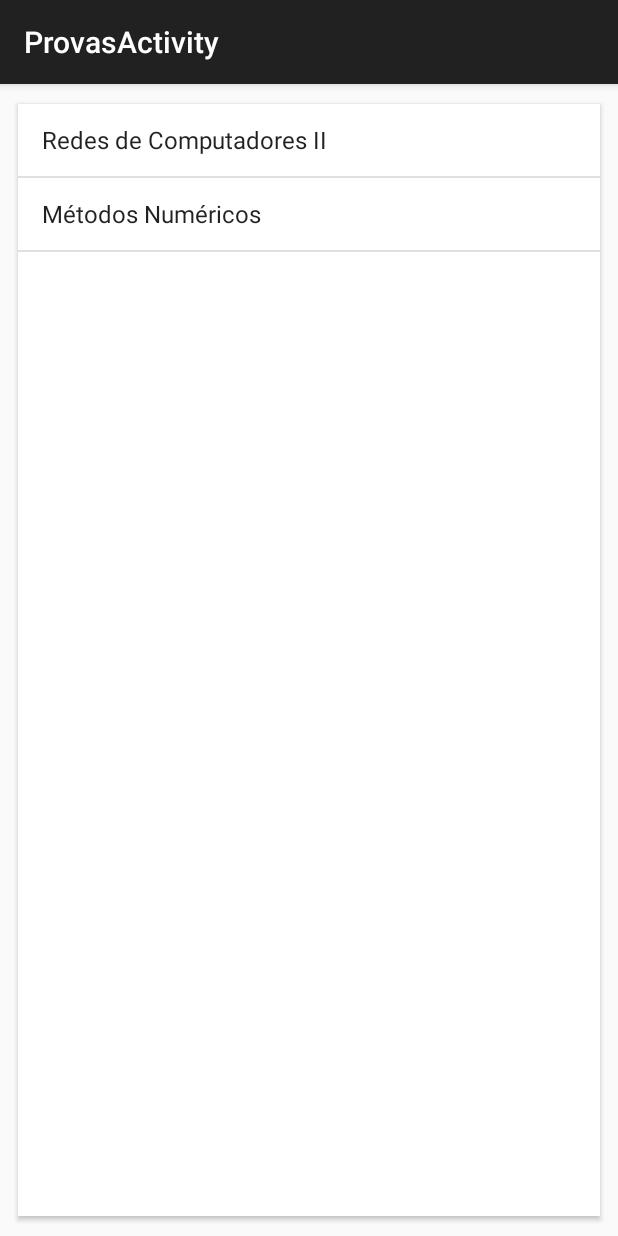
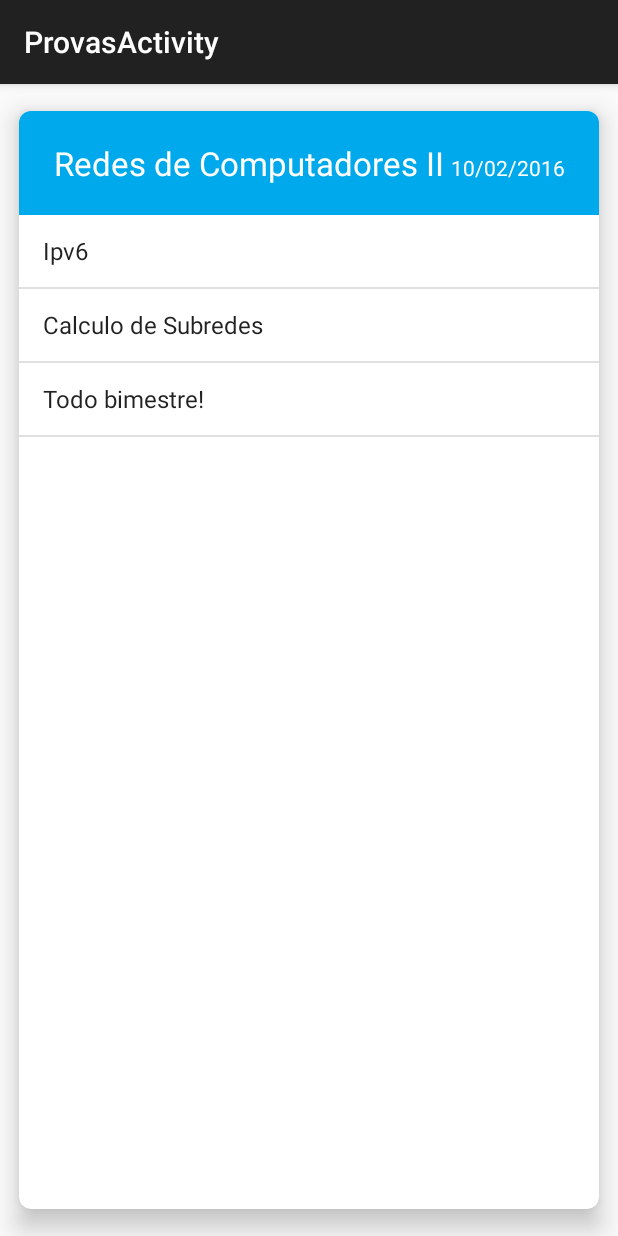
Before and after one commit to BrunaTavares/AndroidAppCadastro, an Android app: the ListaProvasFragment screen opened directly, with no data from a screen before it, after a tap on "Redes de Computadores II", on a phone screen of 412 x 824 dp. Run offline under Robolectric (Android 15) with nearby library versions, the phone set to English and light mode, and no system bars.

Commit message:
ProvasActivity com Fragments

```diff
--- a/app/src/main/java/br/com/caelum/cadastro/ProvasActivity.java
+++ b/app/src/main/java/br/com/caelum/cadastro/ProvasActivity.java
@@ -1,10 +1,13 @@
 package br.com.caelum.cadastro;
 
+import android.app.Fragment;
 import android.os.Bundle;
+import android.support.v4.app.FragmentTransaction;
 import android.support.v7.app.ActionBarActivity;
 
 import br.com.caelum.cadastro.fragment.DetalhesProvaFragment;
 import br.com.caelum.cadastro.fragment.ListaProvasFragment;
+import br.com.caelum.cadastro.modelo.Prova;
 
 /**
  * Created by android5519 on 13/01/16.
@@ -22,7 +25,7 @@ public class ProvasActivity extends ActionBarActivity {
         }else{
             transaction.replace(R.id.provas_view, new ListaProvasFragment());
         }
-
+        transaction.addToBackStack(null);
         transaction.commit();
 
     }
@@ -30,4 +33,27 @@ public class ProvasActivity extends ActionBarActivity {
          return getResources().getBoolean(R.bool.isTablet);
 
      }
-}
+
+    public void selecionaProva(Prova prova){
+
+        android.support.v4.app.FragmentManager manager = getSupportFragmentManager();
+
+        if(isTablet()) {
+            DetalhesProvaFragment detalhesProva = (DetalhesProvaFragment) manager.findFragmentById(R.id.provas_detalhes);
+            detalhesProva.populaDados(prova);
+        }else {
+
+            Bundle argumentos = new Bundle();
+            argumentos.putSerializable("prova", prova);
+
+            DetalhesProvaFragment detalhesProva = new DetalhesProvaFragment();
+            detalhesProva.setArguments(argumentos);
+
+            FragmentTransaction transaction = manager.beginTransaction();
+            transaction.replace(R.id.provas_view,detalhesProva);
+            transaction.addToBackStack(null);
+            transaction.commit();
+
+            }
+        }
+    }
--- a/app/src/main/java/br/com/caelum/cadastro/fragment/DetalhesProvaFragment.java
+++ b/app/src/main/java/br/com/caelum/cadastro/fragment/DetalhesProvaFragment.java
@@ -5,16 +5,49 @@ import android.support.v4.app.Fragment;
 import android.view.LayoutInflater;
 import android.view.View;
 import android.view.ViewGroup;
+import android.widget.ArrayAdapter;
+import android.widget.ListView;
+import android.widget.TextView;
 
 import br.com.caelum.cadastro.R;
+import br.com.caelum.cadastro.modelo.Prova;
 
 /**
  * Created by Bruna on 14/01/16.
  */
 public class DetalhesProvaFragment extends Fragment{
+    private Prova prova;
+    private TextView materia;
+    private TextView data;
+    private ListView topicos;
+
     @Override
     public View onCreateView(LayoutInflater inflater, ViewGroup container, Bundle savedIntanceState){
+
       View layoutDetalhes = inflater.inflate(R.layout.fragment_detalhes_prova, container, false);
+
+        if(getArguments()!= null){
+            prova = (Prova) getArguments().getSerializable("prova");
+
+        }
+        buscaComponentes(layoutDetalhes);
+        populaDados(prova);
       return layoutDetalhes;
   }
+
+    public void populaDados(Prova prova){
+        if(prova != null){
+            this.materia.setText(prova.getMateria());
+            this.data.setText(prova.getData());
+
+            ArrayAdapter<String> adapter = new ArrayAdapter<String>(getActivity(),android.R.layout.simple_list_item_1,prova.getTopicos());
+            this.topicos.setAdapter(adapter);
+        }
+    }
+
+    public void buscaComponentes(View layout){
+        this.materia = (TextView) layout.findViewById(R.id.detalhe_prova_materia);
+        this.data = (TextView) layout.findViewById(R.id.detalhe_prova_data);
+        this.topicos = (ListView) layout.findViewById(R.id.detalhe_prova_topicos);
+    }
 }
--- a/app/src/main/java/br/com/caelum/cadastro/fragment/ListaProvasFragment.java
+++ b/app/src/main/java/br/com/caelum/cadastro/fragment/ListaProvasFragment.java
@@ -13,6 +13,7 @@ import android.widget.Toast;
 import java.util.Arrays;
 import java.util.List;
 
+import br.com.caelum.cadastro.ProvasActivity;
 import br.com.caelum.cadastro.R;
 import br.com.caelum.cadastro.modelo.Prova;
 
@@ -42,10 +43,16 @@ public class ListaProvasFragment extends android.support.v4.app.Fragment{
             @Override
             public void onItemClick(AdapterView<?> adapter, View v, int posicao, long id) {
                 Prova selecionada = (Prova) adapter.getItemAtPosition(posicao);
-                Toast.makeText(getActivity(), "Prova Selecionada: " + selecionada.toString(), Toast.LENGTH_LONG).show();
+
+                ProvasActivity calendarioProvas = (ProvasActivity) getActivity();
+                calendarioProvas.selecionaProva(selecionada);
+                //Toast.makeText(getActivity(), "Prova Selecionada: " + selecionada.toString(), Toast.LENGTH_LONG).show();
 
             }
         });
+
+
+
         return layoutProvas;
     }
 }
```
